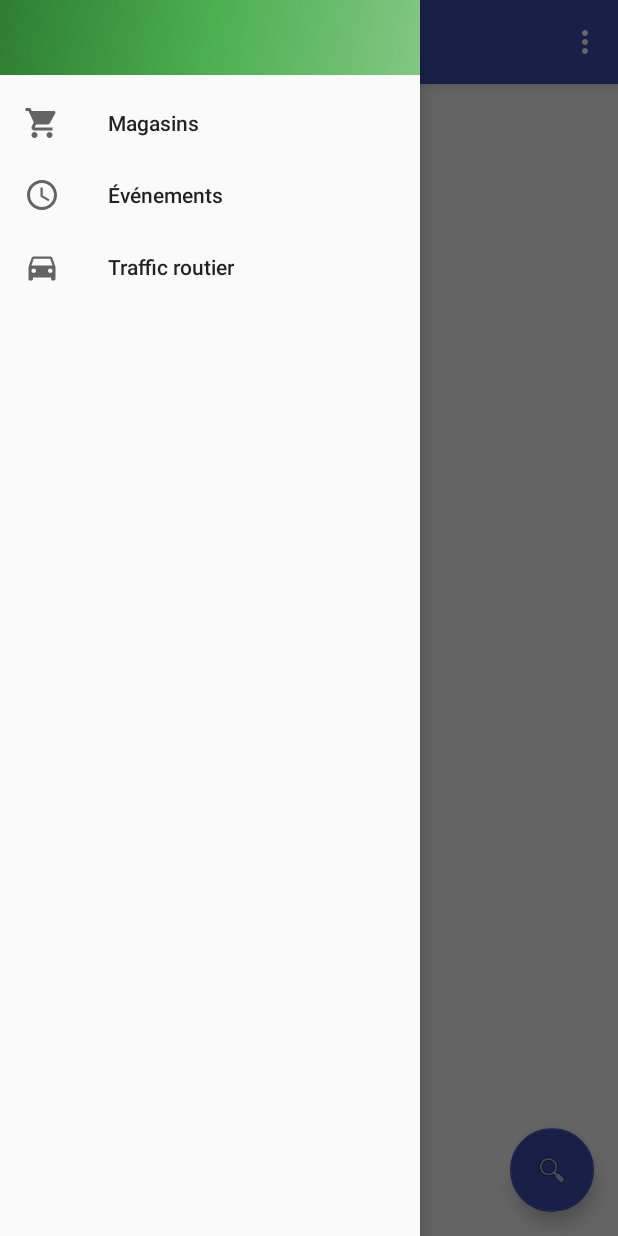
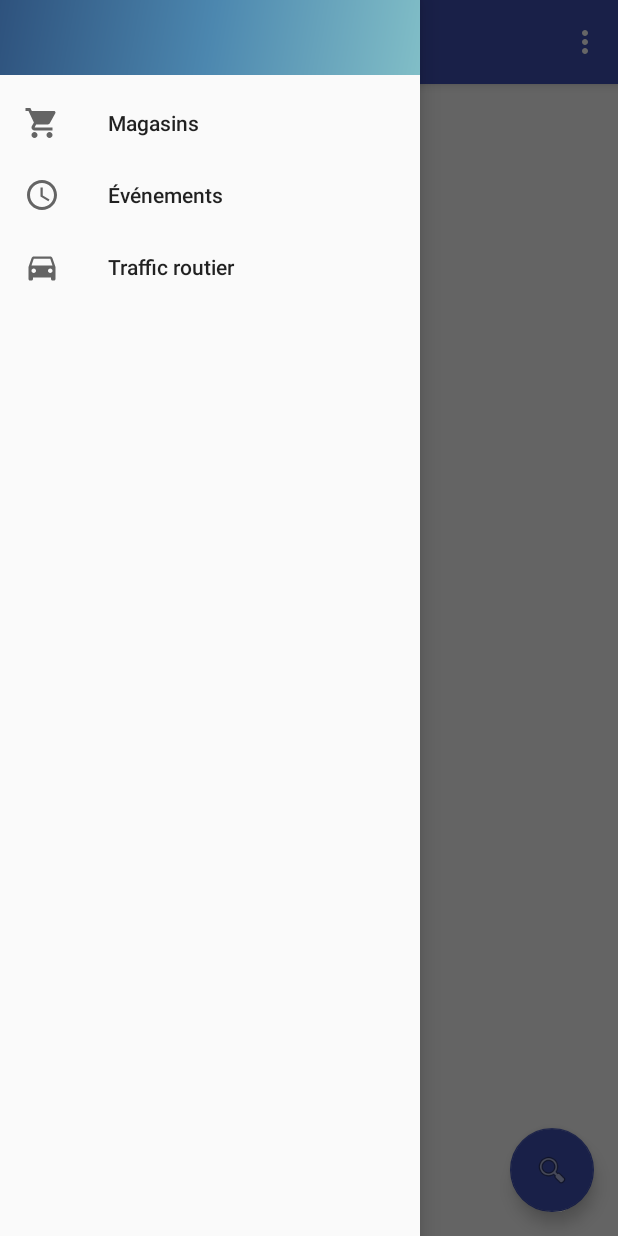
Before and after one commit to sticmac/CapSophia_SI3, an Android app: the screen it shows after launch (MainActivity), with the side drawer open, on a phone screen of 412 x 824 dp. Run offline under Robolectric (Android 15) with nearby library versions, the phone set to English and light mode, and no system bars; network calls fail; 5 statements that could not run were skipped.

Commit message:
New header for navbar

```diff
--- a/app/src/main/res/drawable/side_nav_bar.xml
+++ b/app/src/main/res/drawable/side_nav_bar.xml
@@ -2,8 +2,8 @@
     android:shape="rectangle">
     <gradient
         android:angle="135"
-        android:centerColor="#4CAF50"
-        android:endColor="#2E7D32"
-        android:startColor="#81C784"
+        android:centerColor="#4c87af"
+        android:endColor="#2e527d"
+        android:startColor="#81bec7"
         android:type="linear" />
 </shape>
```
